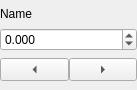
AustralianSynchrotron/imblSlits, file share/imblSlits/driver.ui: the form before one commit.
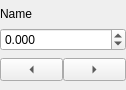
The form after the commit. Custom widgets are drawn as their Qt base class.

What changed in the file:
```diff
--- a/share/imblSlits/driver.ui
+++ b/share/imblSlits/driver.ui
@@ -6,7 +6,7 @@
    <rect>
     <x>0</x>
     <y>0</y>
-    <width>137</width>
+    <width>126</width>
     <height>90</height>
    </rect>
   </property>
```
Left out of the diff: 70 changed lines with no effect on the pictures.
